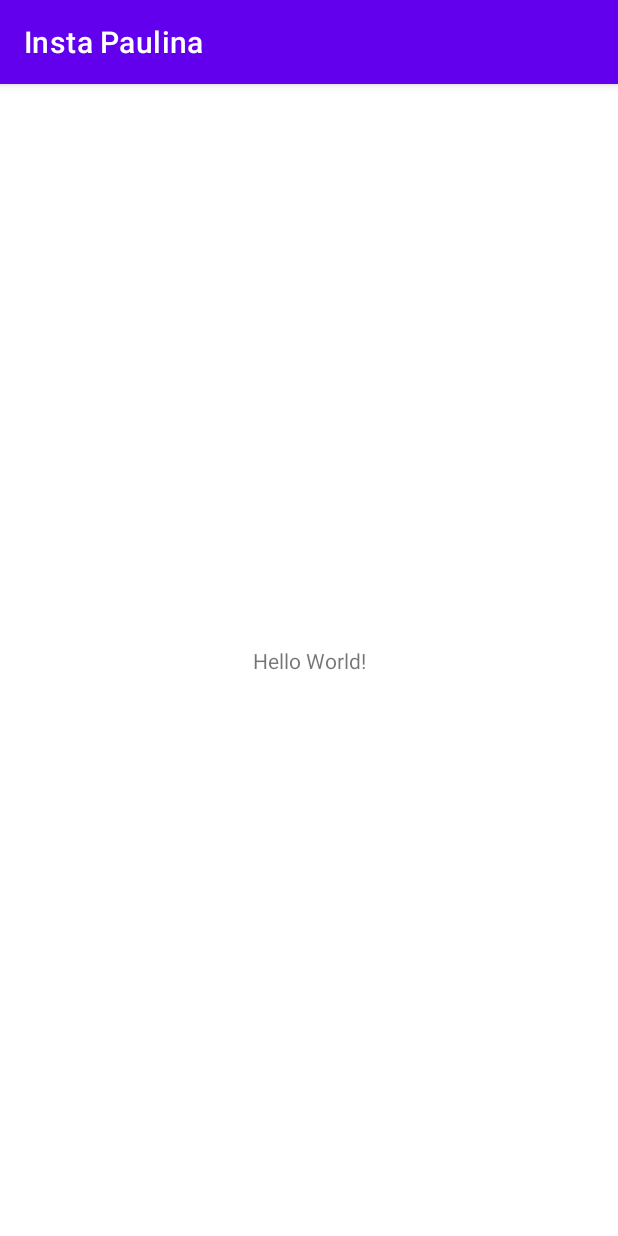
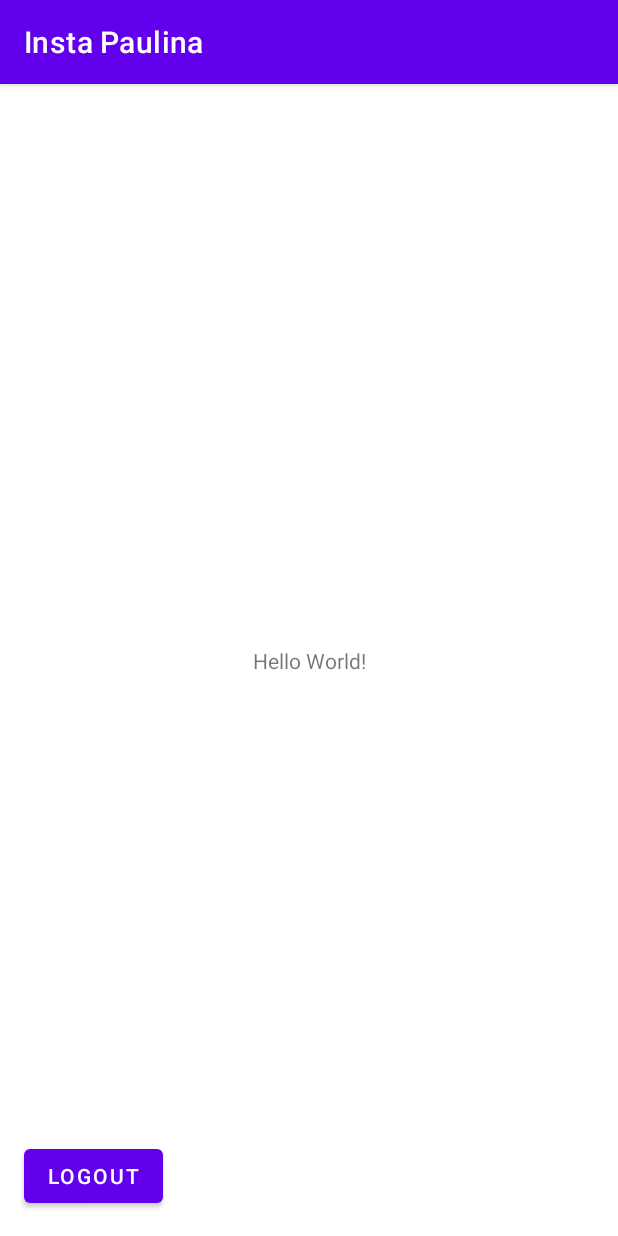
Before and after one commit to pau-cardoso/Instagram, an Android app: the MainActivity screen opened directly, with no data from a screen before it, on a phone screen of 412 x 824 dp. Run offline under Robolectric (Android 15) with nearby library versions, the phone set to English and light mode, and no system bars; libraries missing offline, so code that uses them is left out: com.parse.

Commit message:
Add logout

```diff
--- a/app/src/main/java/com/example/instapaulina/MainActivity.java
+++ b/app/src/main/java/com/example/instapaulina/MainActivity.java
@@ -3,12 +3,29 @@ package com.example.instapaulina;
 import androidx.appcompat.app.AppCompatActivity;
 
 import android.os.Bundle;
+import android.view.View;
+import android.widget.Button;
+
+import com.parse.ParseUser;
 
 public class MainActivity extends AppCompatActivity {
+
+    public static final String TAG = "MainActivity";
+
+    Button btnLogout;
 
     @Override
     protected void onCreate(Bundle savedInstanceState) {
         super.onCreate(savedInstanceState);
         setContentView(R.layout.activity_main);
+
+        btnLogout = findViewById(R.id.btnLogout);
+        btnLogout.setOnClickListener(new View.OnClickListener() {
+            @Override
+            public void onClick(View v) {
+                ParseUser.logOut();
+                ParseUser currentUser = ParseUser.getCurrentUser(); // this will now be null
+            }
+        });
     }
 }
--- a/app/src/main/res/layout/activity_main.xml
+++ b/app/src/main/res/layout/activity_main.xml
@@ -15,4 +15,14 @@
         app:layout_constraintRight_toRightOf="parent"
         app:layout_constraintTop_toTopOf="parent" />
 
+    <Button
+        android:id="@+id/btnLogout"
+        android:layout_width="wrap_content"
+        android:layout_height="wrap_content"
+        android:layout_marginStart="16dp"
+        android:layout_marginBottom="16dp"
+        android:text="Logout"
+        app:layout_constraintBottom_toBottomOf="parent"
+        app:layout_constraintStart_toStartOf="parent" />
+
 </androidx.constraintlayout.widget.ConstraintLayout>
```
